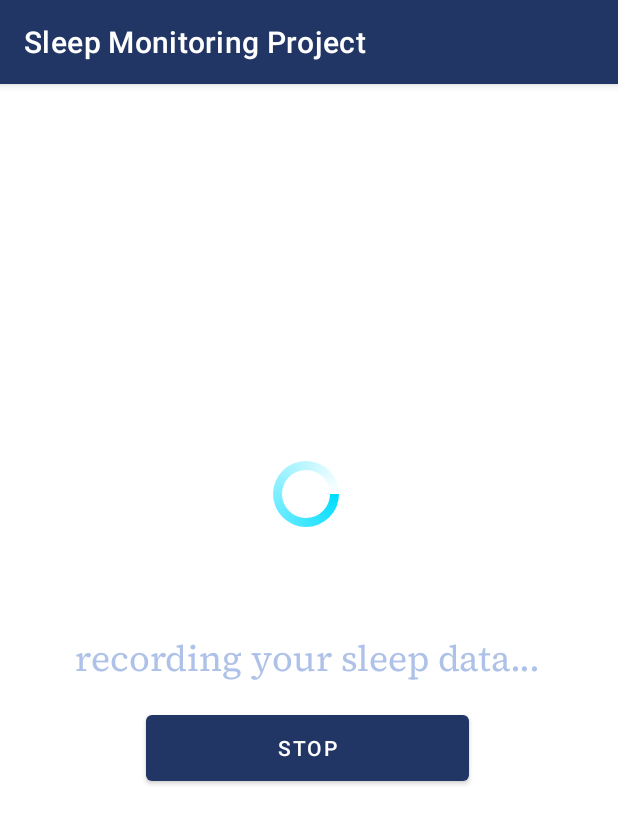
After one commit to rickymarinsalda/SleepMonitoring_MASSS_Project, an Android app: the fragment RecordingFragment shown on its own in the app's theme, on a phone screen of 412 x 824 dp. The commit adds this screen. Shown: the top 824 px of the screen. Run offline under Robolectric (Android 15) with nearby library versions, the phone set to English and light mode, and no system bars; 2 statements that could not run were skipped.

Commit message:
Recording fragment added

```diff
--- a/app/src/main/java/com/unipi/sleepmonitoringproject/MainActivity.kt
+++ b/app/src/main/java/com/unipi/sleepmonitoringproject/MainActivity.kt
@@ -12,13 +12,14 @@ import androidx.navigation.ui.setupWithNavController
 import androidx.drawerlayout.widget.DrawerLayout
 import androidx.appcompat.app.AppCompatActivity
 import com.unipi.sleepmonitoringproject.databinding.ActivityMainBinding
+import com.unipi.sleepmonitoringproject.ui.home.RecordingFragment
 
 //FRAGMENTS DA AGGIUNGERE: HOME, STATISTICHE, POWER_CONSUMPTION, LOGIN/LOGOUT (FORSE), PROFILO
 
 class MainActivity : AppCompatActivity() {
 
     private lateinit var appBarConfiguration: AppBarConfiguration
-    private lateinit var binding: ActivityMainBinding
+    lateinit var binding: ActivityMainBinding
 
     override fun onCreate(savedInstanceState: Bundle?) {
         super.onCreate(savedInstanceState)
@@ -30,9 +31,13 @@ class MainActivity : AppCompatActivity() {
 
         binding.appBarMain.fab.setOnClickListener { view ->
             //TODO
-            Snackbar.make(view, "Replace with your own action", Snackbar.LENGTH_LONG)
+            Snackbar.make(view, "Start to record your sleep data", Snackbar.LENGTH_LONG)
                 .setAction("Action", null)
                 .setAnchorView(R.id.fab).show()
+
+            /* Open the recording fragment */
+            val navController = findNavController(R.id.nav_host_fragment_content_main)
+            navController.navigate(R.id.action_nav_home_to_recordingFragment)
         }
         val drawerLayout: DrawerLayout = binding.drawerLayout
         val navView: NavigationView = binding.navView
--- /dev/null
+++ b/app/src/main/java/com/unipi/sleepmonitoringproject/ui/home/RecordingFragment.kt
@@ -0,0 +1,56 @@
+package com.unipi.sleepmonitoringproject.ui.home
+
+import android.os.Bundle
+import android.view.LayoutInflater
+import android.view.View
+import android.view.ViewGroup
+import android.widget.Button
+import androidx.fragment.app.Fragment
+import androidx.navigation.fragment.findNavController
+import com.unipi.sleepmonitoringproject.MainActivity
+import com.unipi.sleepmonitoringproject.R
+import com.unipi.sleepmonitoringproject.databinding.FragmentHomeBinding
+
+class RecordingFragment : Fragment() {
+
+    private var _binding: FragmentHomeBinding? = null
+
+    private val binding get() = _binding!!
+
+    private lateinit var root: View
+
+    override fun onCreateView(
+        inflater: LayoutInflater, container: ViewGroup?,
+        savedInstanceState: Bundle?
+    ): View? {
+        // Inflate the layout for this fragment
+        return inflater.inflate(R.layout.fragment_recording, container, false)
+    }
+
+    override fun onViewCreated(view: View, savedInstanceState: Bundle?) {
+        super.onViewCreated(view, savedInstanceState)
+
+        /* Hide toolbar and recording button */
+        (activity as MainActivity).supportActionBar?.hide()
+        (activity as MainActivity).binding.appBarMain.fab.hide()
+
+        /* Set the listener for the stop button */
+        val returnButton = view.findViewById<Button>(R.id.stop_button)
+        returnButton.setOnClickListener {
+
+            /* Show toolbar and recording button */
+            (activity as MainActivity).supportActionBar?.show()
+            (activity as MainActivity).binding.appBarMain.fab.show()
+
+            /* Return to the home fragment */
+            findNavController().navigateUp()
+        }
+    }
+
+    override fun onDestroyView() {
+        super.onDestroyView()
+        /* Show toolbar and recording button */
+        (activity as MainActivity).supportActionBar?.show()
+        (activity as MainActivity).binding.appBarMain.fab.show()
+    }
+}
--- /dev/null
+++ b/app/src/main/res/drawable/circular_progress_bar.xml
@@ -0,0 +1,23 @@
+<?xml version="1.0" encoding="utf-8"?>
+<rotate xmlns:android="http://schemas.android.com/apk/res/android"
+    android:fromDegrees="0"
+    android:toDegrees="360"
+    android:pivotX="50%"
+    android:pivotY="50%"
+    android:interpolator="@android:anim/linear_interpolator">
+    <shape
+        android:shape="ring"
+        android:useLevel="false"
+        android:thicknessRatio="8"
+        android:innerRadiusRatio="3.0">
+        <size
+            android:width="50dp"
+            android:height="50dp"/>
+        <gradient
+            android:type="sweep"
+            android:useLevel="false"
+            android:startColor="@android:color/holo_blue_bright"
+            android:endColor="@android:color/transparent"
+            android:angle="0"/>
+    </shape>
+</rotate>
--- a/app/src/main/res/layout/activity_main.xml
+++ b/app/src/main/res/layout/activity_main.xml
@@ -14,6 +14,11 @@
         android:layout_width="match_parent"
         android:layout_height="match_parent" />
 
+    <FrameLayout
+        android:id="@+id/recording_container"
+        android:layout_width="match_parent"
+        android:layout_height="match_parent" />
+
     <com.google.android.material.navigation.NavigationView
         android:id="@+id/nav_view"
         android:layout_width="wrap_content"
@@ -22,4 +27,5 @@
         android:fitsSystemWindows="true"
         app:headerLayout="@layout/nav_header_main"
         app:menu="@menu/activity_main_drawer" />
+
 </androidx.drawerlayout.widget.DrawerLayout>
--- /dev/null
+++ b/app/src/main/res/layout/fragment_recording.xml
@@ -0,0 +1,62 @@
+<?xml version="1.0" encoding="utf-8"?>
+<androidx.constraintlayout.widget.ConstraintLayout xmlns:android="http://schemas.android.com/apk/res/android"
+    xmlns:app="http://schemas.android.com/apk/res-auto"
+    android:layout_width="match_parent"
+    android:layout_height="match_parent">
+
+    <TextView
+        android:id="@+id/see_you_text"
+        android:layout_width="wrap_content"
+        android:layout_height="wrap_content"
+        android:layout_marginTop="8dp"
+        android:fontFamily="@font/source_serif_pro"
+        android:text="@string/see_you"
+        android:textColor="@color/spindle"
+
+        android:textSize="24sp"
+        app:layout_constraintEnd_toEndOf="parent"
+        app:layout_constraintHorizontal_bias="0.495"
+        app:layout_constraintStart_toStartOf="parent"
+        app:layout_constraintTop_toBottomOf="@+id/good_night_text" />
+
+    <Button
+        android:id="@+id/stop_button"
+        android:layout_width="215dp"
+        android:layout_height="56dp"
+        android:text="@string/stop_recording"
+        app:layout_constraintBottom_toBottomOf="parent"
+        app:layout_constraintEnd_toEndOf="parent"
+        app:layout_constraintHorizontal_bias="0.494"
+        app:layout_constraintStart_toStartOf="parent"
+        app:layout_constraintTop_toBottomOf="@id/see_you_text"
+        app:layout_constraintVertical_bias="0.048" />
+
+    <ProgressBar
+        android:id="@+id/progress_spinner"
+        android:layout_width="wrap_content"
+        android:layout_height="wrap_content"
+        android:layout_marginBottom="4dp"
+        android:indeterminate="true"
+        android:visibility="visible"
+        android:indeterminateDrawable="@drawable/circular_progress_bar"
+        app:layout_constraintBottom_toTopOf="@+id/good_night_text"
+        app:layout_constraintEnd_toEndOf="parent"
+        app:layout_constraintHorizontal_bias="0.495"
+        app:layout_constraintStart_toStartOf="parent"
+        app:layout_constraintTop_toTopOf="parent"
+        app:layout_constraintVertical_bias="0.916" />
+
+    <TextView
+        android:id="@+id/good_night_text"
+        android:layout_width="wrap_content"
+        android:layout_height="wrap_content"
+        android:layout_marginTop="324dp"
+        android:fontFamily="@font/source_serif_pro"
+        android:text="@string/good_night"
+        android:textColor="@color/white"
+        android:textSize="24sp"
+        app:layout_constraintEnd_toEndOf="parent"
+        app:layout_constraintStart_toStartOf="parent"
+        app:layout_constraintTop_toTopOf="parent" />
+
+</androidx.constraintlayout.widget.ConstraintLayout>
--- a/app/src/main/res/navigation/mobile_navigation.xml
+++ b/app/src/main/res/navigation/mobile_navigation.xml
@@ -22,4 +22,15 @@
         android:name="com.unipi.sleepmonitoringproject.ui.slideshow.SlideshowFragment"
         android:label="@string/menu_slideshow"
         tools:layout="@layout/fragment_slideshow" />
+
+    <fragment
+        android:id="@+id/recordingFragment"
+        android:name="com.unipi.sleepmonitoringproject.ui.home.RecordingFragment"
+        android:label="recording"
+        tools:layout="@layout/fragment_recording" />
+
+    <!-- Actions -->
+    <action
+        android:id="@+id/action_nav_home_to_recordingFragment"
+        app:destination="@id/recordingFragment" />
 </navigation>
--- a/app/src/main/res/values/ids.xml
+++ b/app/src/main/res/values/ids.xml
@@ -5,4 +5,5 @@
     <item name="totTimeTextView" type="id" />
     <item name="totTimeNumberTextView" type="id" />
     <item name="pillowsIcon" type="id" />
+    <item name="noDataTextView" type="id" />
 </resources>
--- a/app/src/main/res/values/strings.xml
+++ b/app/src/main/res/values/strings.xml
@@ -19,4 +19,17 @@
 
     <string name="time_asleep_d">in bed</string>
     <string name="to_fall_asleep_d">to fall asleep</string>
+    <string name="pillow_icon">pillow icon</string>
+    <string name="inbed_basic_text">inbed</string>
+    <string name="sheep_icon">sheep icon</string>
+    <string name="asleep_basic_text">asleep</string>
+
+    <!-- Case sleep not registered -->
+    <string name="home_title_before_rec">Sleep not yet registered.</string>
+
+    <!-- Recording Fragment -->
+    <string name="stop_recording">Stop</string>
+    <string name="good_night">Good night!</string>
+    <string name="see_you">recording your sleep data…</string>
+    <string name="moon_recording_icon">Moon recording icon</string>
 </resources>
```
